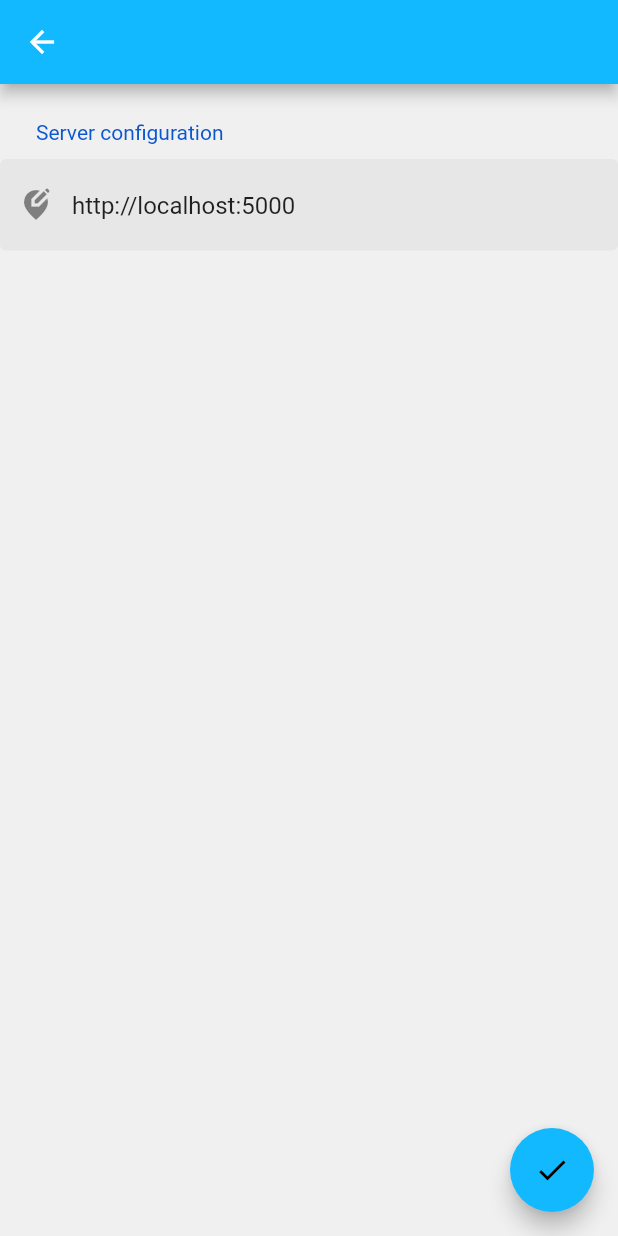
After one commit to Pravez/InstashScrapper, a Flutter app: the screen it shows after launch, after a tap on the "settings" icon, on a phone screen of 412 x 824 dp. The commit adds this screen. Run offline on Flutter 3.47's test engine with Material 2 defaults, Android fonts, the phone set to English and light mode, and no system bars; drawn by our look-alikes of settings_ui; our stand-ins replace auto_route, flutter_riverpod, freezed_annotation, hooks_riverpod; missing offline and left inert: pluto_grid; generated files the repository leaves out were written again; statements that could not run were skipped.

Commit message:
Add settings page to update server URL

```diff
--- a/lib/app/app_skeleton_page.dart
+++ b/lib/app/app_skeleton_page.dart
@@ -2,7 +2,6 @@ import 'package:auto_route/auto_route.dart';
 import 'package:flutter/material.dart';
 import 'package:hooks_riverpod/hooks_riverpod.dart';
 import 'package:instash_scrapper/app/router.dart';
-import 'package:instash_scrapper/features/home/hashtag_list/hashtag_list_provider.dart';
 
 class AppSkeletonPage extends ConsumerWidget {
   const AppSkeletonPage({super.key});
@@ -10,21 +9,17 @@ class AppSkeletonPage extends ConsumerWidget {
   @override
   Widget build(context, WidgetRef ref) {
     return AutoTabsScaffold(
-      floatingActionButton: FloatingActionButton(
-        onPressed: () => ref.read(hashtagListProvider.notifier).refresh(),
-        child: const Icon(Icons.refresh),
-      ),
       appBarBuilder: (context, tabsRouter) => AppBar(
         title: const Text("InstashScrapper"),
         actions: [
           IconButton(
               onPressed: () {
-                //TODO
+                AutoRouter.of(context).pushNamed("/settings");
               },
-              icon: const Icon(Icons.logout))
+              icon: const Icon(Icons.settings))
         ],
       ),
-      routes: [HomeRoute(), SearchRoute()],
+      routes: const [HomeRoute(), SearchRoute()],
       bottomNavigationBuilder: (_, tabsRouter) {
         return BottomNavigationBar(
           currentIndex: tabsRouter.activeIndex,
--- a/lib/app/router.dart
+++ b/lib/app/router.dart
@@ -7,7 +7,8 @@ import 'package:instash_scrapper/features/home/home_page.dart';
 import 'package:instash_scrapper/features/home/routes.dart';
 import 'package:instash_scrapper/features/search/routes.dart';
 import 'package:instash_scrapper/features/search/search_page.dart';
-
+import 'package:instash_scrapper/features/settings/routes.dart';
+import 'package:instash_scrapper/features/settings/settings_page.dart';
 
 part 'router.gr.dart';
 
@@ -17,6 +18,7 @@ part 'router.gr.dart';
       page: AppSkeletonPage,
       children: [homeRoute, searchRoute],
       initial: true),
-  signInRouter
+  signInRouter,
+  settingsRouter
 ])
 class AppRouter extends _$AppRouter {}
--- a/lib/features/home/hashtag_list/hashtag_list_provider.dart
+++ b/lib/features/home/hashtag_list/hashtag_list_provider.dart
@@ -29,6 +29,7 @@ class HashtagListNotifier extends StateNotifier<HashtagListState> {
   Future<int> addHashtag(String name) async {
     final client = ref.read(apiProvider);
     state = state.copyWith(loading: const Loading.loading());
+    try {
       final result = await client.checksNamePost(name: name);
       if (result.isSuccessful && result.body != null) {
         refresh();
@@ -37,5 +38,10 @@ class HashtagListNotifier extends StateNotifier<HashtagListState> {
       }
 
       return result.statusCode;
+    } catch (error) {
+      state = state.copyWith(loading: Loading.error(error));
+
+      return Future.error("Connection refused");
     }
   }
+}
--- a/lib/features/home/home_page.dart
+++ b/lib/features/home/home_page.dart
@@ -18,21 +18,21 @@ class HomePage extends HookConsumerWidget {
             onSubmitted: (value) => onSubmit(context, value, ref),
             cursorColor: Colors.grey,
             decoration: InputDecoration(
-                fillColor: Colors.white,
+                fillColor: loading.when(
+                    loading: () => Colors.grey,
+                    ok: () => Colors.white,
+                    error: (_) => Colors.red),
                 filled: true,
-                border: OutlineInputBorder(
-                    borderRadius: BorderRadius.circular(10),
-                    borderSide: BorderSide.none),
+                border: OutlineInputBorder(borderSide: BorderSide.none),
                 hintText: 'Ajouter un hashtag ...',
                 hintStyle: const TextStyle(color: Colors.grey, fontSize: 18),
                 prefixIcon: loading.when(
                     loading: () => Container(
-                          padding: const EdgeInsets.all(15.0),
                           child: const CircularProgressIndicator(),
                         ),
                     ok: () => const Icon(Icons.search),
                     error: (_) => const Icon(Icons.error)))),
-        HashtagsListView()
+        const HashtagsListView()
       ],
     );
   }
@@ -44,6 +44,9 @@ class HomePage extends HookConsumerWidget {
           ScaffoldMessenger.of(context).showSnackBar(
               SnackBar(content: Text("An error occured ($code)")));
         }
+      }).onError((error, stackTrace) {
+        ScaffoldMessenger.of(context)
+            .showSnackBar(SnackBar(content: Text("An error occured : $error")));
       });
     }
   }
--- a/lib/features/home/provider.dart
+++ b/lib/features/home/provider.dart
@@ -2,6 +2,7 @@ import 'package:flutter_riverpod/flutter_riverpod.dart';
 import 'package:instash_scrapper/features/auth/provider.dart';
 import 'package:instash_scrapper/features/home/hashtag_list/hashtag_list_provider.dart';
 import 'package:instash_scrapper/features/home/state.dart';
+import 'package:pluto_grid/pluto_grid.dart';
 
 final homeProvider =
     StateNotifierProvider<HomeProvider, HomeState>((ref) => HomeProvider(ref));
@@ -25,3 +26,5 @@ class HomeProvider extends StateNotifier<HomeState> {
     state = const HomeState.loggedOut();
   }
 }
+
+final selectionProvider = StateProvider<List<PlutoRow>>((ref) => []);
--- /dev/null
+++ b/lib/features/settings/routes.dart
@@ -0,0 +1,5 @@
+import 'package:auto_route/auto_route.dart';
+
+import 'settings_page.dart';
+
+const settingsRouter = AutoRoute(path: '/settings', page: SettingsPage);
--- /dev/null
+++ b/lib/features/settings/settings_page.dart
@@ -0,0 +1,54 @@
+import 'package:auto_route/auto_route.dart';
+import 'package:flutter/material.dart';
+import 'package:hooks_riverpod/hooks_riverpod.dart';
+import 'package:instash_scrapper/shared/api_provider.dart';
+import 'package:settings_ui/settings_ui.dart';
+
+class SettingsPage extends ConsumerWidget {
+  SettingsPage({Key? key}) : super(key: key);
+
+  TextEditingController serverAddress = TextEditingController();
+
+  @override
+  Widget build(BuildContext context, WidgetRef ref) {
+    serverAddress.text = ref.read(apiUrlProvider);
+
+    return Scaffold(
+        appBar: AppBar(
+          leading: BackButton(
+            onPressed: () => AutoRouter.of(context).navigateBack(),
+          ),
+        ),
+        floatingActionButton: FloatingActionButton(
+          onPressed: () => validateAndClose(context, ref),
+          child: const Icon(Icons.check),
+        ),
+        body: SettingsList(
+          sections: [
+            SettingsSection(
+              title: const Text("Server configuration"),
+              tiles: [
+                CustomSettingsTile(
+                    child: TextField(
+                        cursorColor: Colors.grey,
+                        controller: serverAddress,
+                        decoration: const InputDecoration(
+                            filled: true,
+                            border:
+                                OutlineInputBorder(borderSide: BorderSide.none),
+                            hintText: 'Addresse du serveur',
+                            hintStyle:
+                                TextStyle(color: Colors.grey, fontSize: 18),
+                            prefixIcon: Icon(Icons.edit_location_alt))))
+              ],
+            )
+          ],
+        ));
+  }
+
+  validateAndClose(BuildContext context, WidgetRef ref) {
+    ref.read(apiUrlProvider.notifier).update(serverAddress.text);
+
+    AutoRouter.of(context).navigateBack();
+  }
+}
--- a/pubspec.yaml
+++ b/pubspec.yaml
@@ -25,6 +25,7 @@ dependencies:
   pluto_grid: ^5.4.9
   auto_route: ^5.0.4
   intl: ^0.17.0
+  settings_ui: ^2.0.2
 
 dev_dependencies:
   flutter_test:
```
Also changed, not shown: lib/features/home/hashtag_list/hashtag_list_view.dart (+18 -1 lines), pubspec.lock. Lines whose indentation alone changed are shown as unchanged.
